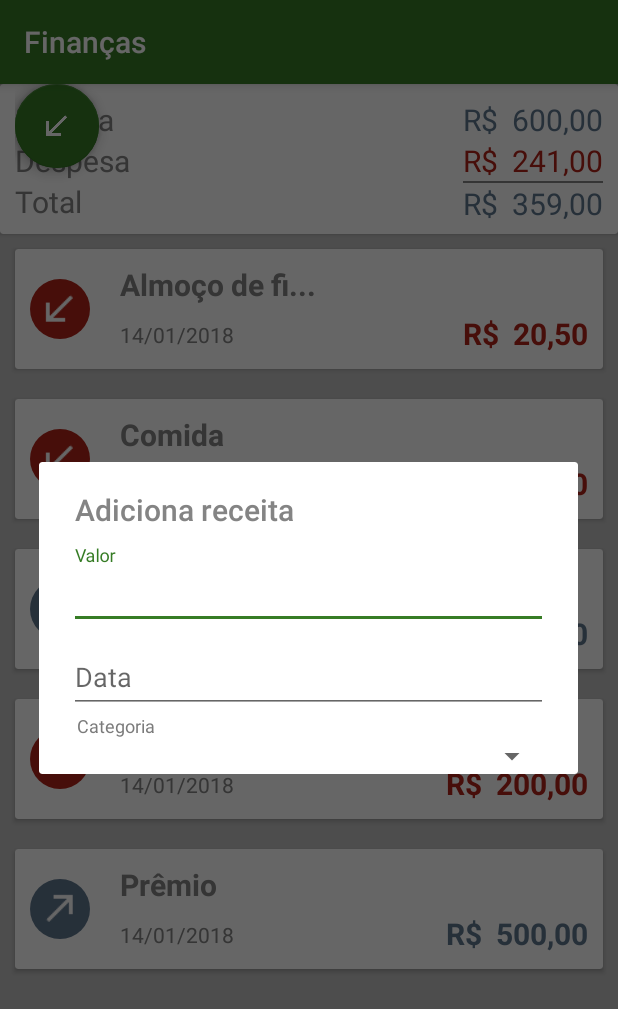
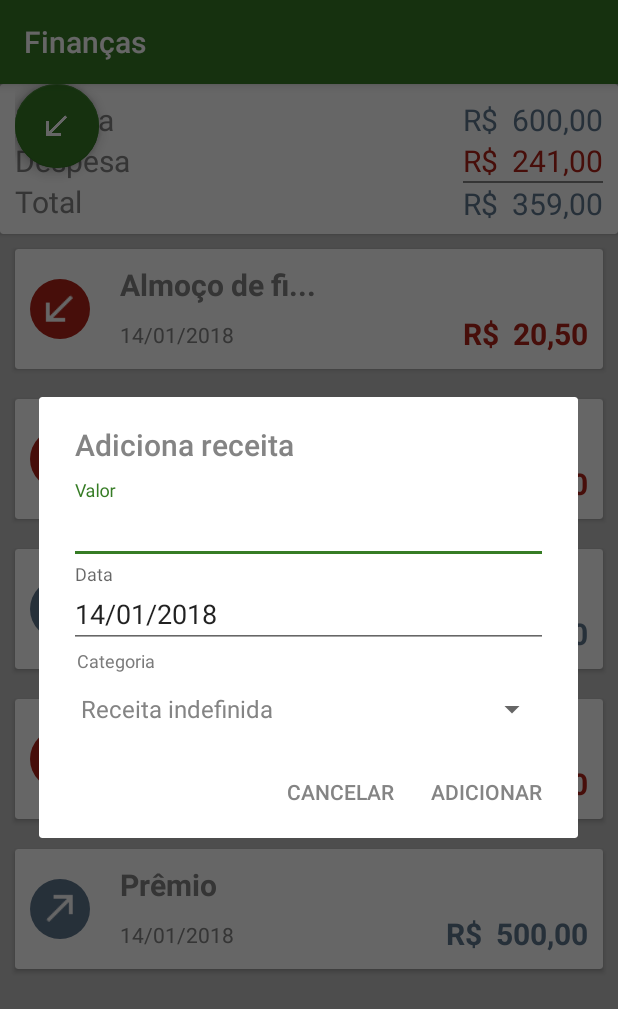
Before and after one commit to robertov8/financas, an Android app: the screen it shows after launch (ListaTransacoesActivity), after a tap on an icon or button, on a phone screen of 412 x 824 dp. Shown: the top 1009 px of the screen. Run offline under Robolectric (Android 15) with nearby library versions, the phone set to English and light mode, and no system bars; plain views replace FloatingActionButton, FloatingActionMenu.

Commit message:
class 4.4

```diff
--- a/app/src/main/java/com/example/financask/ui/activity/ListaTransacoesActivity.kt
+++ b/app/src/main/java/com/example/financask/ui/activity/ListaTransacoesActivity.kt
@@ -1,20 +1,26 @@
 package com.example.financask.ui.activity
 
 import android.app.AlertDialog
+import android.app.DatePickerDialog
 import android.app.Dialog
 import android.os.Bundle
 import android.support.v7.app.AppCompatActivity
 import android.view.LayoutInflater
 import android.view.View
 import android.view.ViewGroup
+import android.widget.ArrayAdapter
+import android.widget.DatePicker
 import android.widget.Toast
 import com.example.financask.R
+import com.example.financask.extension.formataParaBrasileiro
 import com.example.financask.model.Tipo
 import com.example.financask.model.Transacao
 import com.example.financask.ui.ResumoView
 import com.example.financask.ui.adapter.ListaTransacoesAdapter
 import kotlinx.android.synthetic.main.activity_lista_transacoes.*
+import kotlinx.android.synthetic.main.form_transacao.view.*
 import java.math.BigDecimal
+import java.util.*
 
 class ListaTransacoesActivity : AppCompatActivity() {
 
@@ -34,10 +40,38 @@ class ListaTransacoesActivity : AppCompatActivity() {
                     .from(this)
                     .inflate(R.layout.form_transacao, view as ViewGroup, false)
 
+            val ano = 2018
+            val mes = 0
+            val dia = 14
+
+            val hoje = Calendar.getInstance()
+
+            inflateDialog.form_transacao_data.setText(hoje.formataParaBrasileiro())
+            inflateDialog.form_transacao_data.setOnClickListener {
+                DatePickerDialog(this,
+                        DatePickerDialog.OnDateSetListener { view, ano, mes, dia ->
+                            val dataSelecionada = Calendar.getInstance()
+                            dataSelecionada.set(ano, mes, dia)
+                            inflateDialog.form_transacao_data.setText(dataSelecionada.formataParaBrasileiro())
+                        }, ano, mes, dia)
+                        .show()
+            }
+
+            val adapter = ArrayAdapter
+                    .createFromResource(
+                            this,
+                            R.array.categorias_de_receita,
+                            android.R.layout.simple_spinner_dropdown_item
+                    )
+
+            inflateDialog.form_transacao_categoria.adapter = adapter
+
             AlertDialog
                     .Builder(this)
                     .setTitle(R.string.adiciona_receita)
                     .setView(inflateDialog)
+                    .setPositiveButton("Adicionar", null)
+                    .setNegativeButton("Cancelar", null)
                     .show()
         }
     }
```
